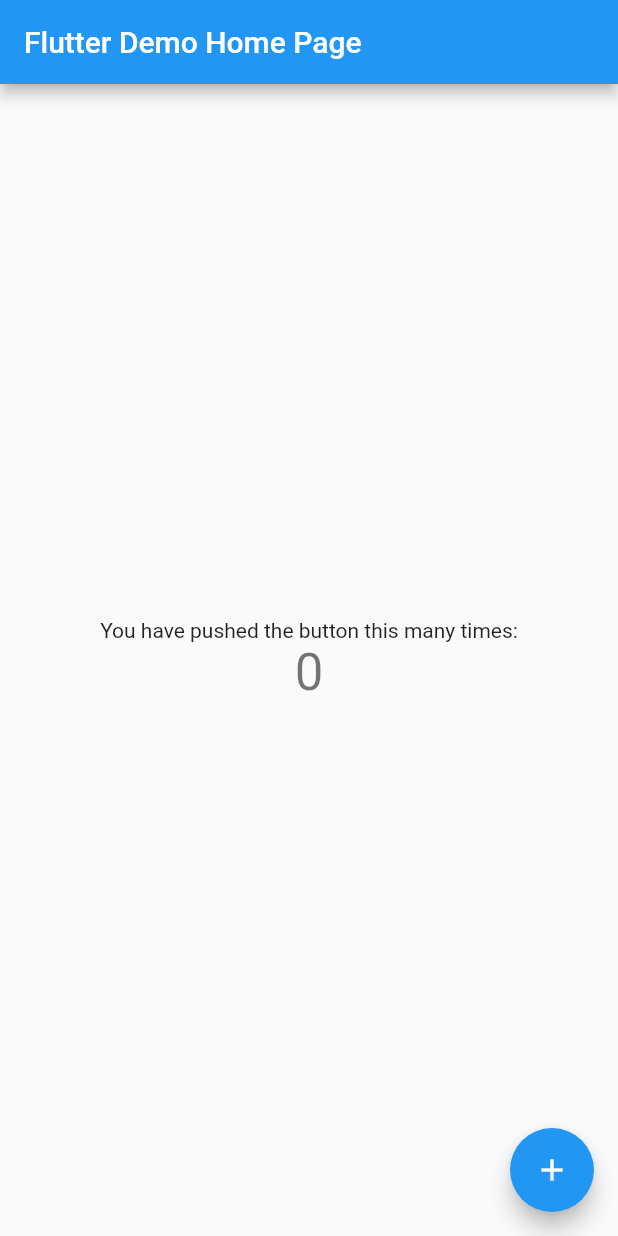
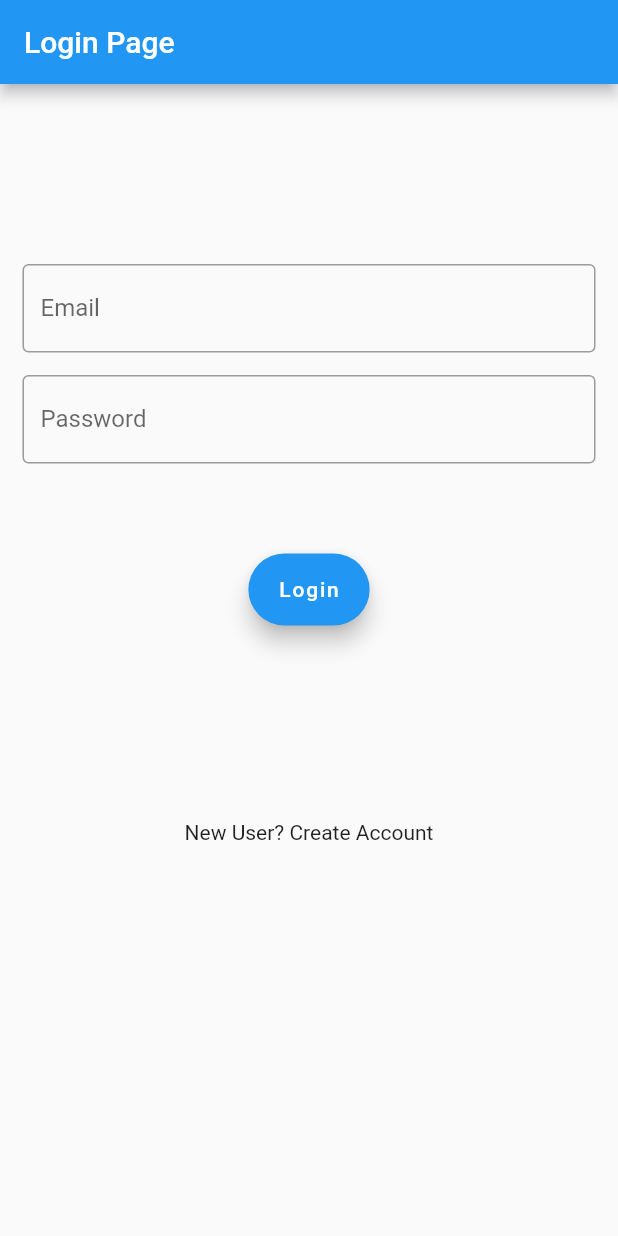
Before and after one commit to TColt/comp3310_project_1, a Flutter app: the screen it shows after launch, on a phone screen of 412 x 824 dp. Run offline on Flutter 3.47's test engine with Material 2 defaults, Android fonts, the light colour scheme and no system bars.

Commit message:
Login page

```diff
--- /dev/null
+++ b/lib/login/login.dart
@@ -0,0 +1,110 @@
+import 'package:flutter/material.dart';
+
+import '../mainpage/mainpage.dart';
+
+class LogInPage extends StatelessWidget {
+  const LogInPage({super.key});
+
+  @override
+  Widget build(BuildContext context) {
+    return const MaterialApp(
+      title: 'Login Page',
+      debugShowCheckedModeBanner: false,
+      home: Login(),
+    );
+  }
+}
+
+// Define a custom Form widget.
+class Login extends StatefulWidget {
+  const Login({super.key});
+
+  @override
+  State<Login> createState() => _LoginState();
+}
+
+// Define a corresponding State class.
+// This class holds the data related to the Form.
+class _LoginState extends State<Login> {
+  // Create a text controller and use it to retrieve the current value
+  // of the TextField.
+  final emailController = TextEditingController();
+  final passwordController = TextEditingController();
+  @override
+  void dispose() {
+    // Clean up the controller when the widget is disposed.
+    emailController.dispose();
+    super.dispose();
+  }
+
+  @override
+  Widget build(BuildContext context) {
+    return Scaffold(
+        appBar: AppBar(
+          title: const Text("Login Page"),
+        ),
+        body: Padding(
+          padding: const EdgeInsets.only(top: 60.0),
+          child: Column(
+            children: [
+              const Padding(
+                padding: EdgeInsets.only(top: 60.0),
+                child: Center(),
+              ),
+              Padding(
+                //padding: const EdgeInsets.only(left:15.0,right: 15.0,top:0,bottom: 0),
+                padding: const EdgeInsets.symmetric(horizontal: 15),
+                child: TextField(
+                  decoration: const InputDecoration(
+                      border: OutlineInputBorder(),
+                      labelText: 'Email',
+                      hintText: 'Enter valid email id as abc@gmail.com'),
+                  controller: emailController,
+                ),
+              ),
+              Padding(
+                padding: const EdgeInsets.only(
+                    left: 15.0, right: 15.0, top: 15, bottom: 0),
+                //padding: EdgeInsets.symmetric(horizontal: 15),
+                child: TextField(
+                  obscureText: true,
+                  decoration: const InputDecoration(
+                      border: OutlineInputBorder(),
+                      labelText: 'Password',
+                      hintText: 'Enter secure password'),
+                  controller: passwordController,
+                ),
+              ),
+              const Padding(
+                padding: EdgeInsets.only(top: 60.0),
+              ),
+              FloatingActionButton.extended(
+                onPressed: () {
+                  if (emailController.text == "user" &&
+                      passwordController.text == "password") {
+                    Navigator.push(context,
+                        MaterialPageRoute(builder: (_) => const mainpage()));
+                  } else {
+                    showDialog(
+                      context: context,
+                      builder: (context) {
+                        return const AlertDialog(
+                          // Retrieve the text the that user has entered by using the
+                          // TextEditingController.
+                          content: Text("Invalid user/password"),
+                        );
+                      },
+                    );
+                  }
+                },
+                label: const Text('Login'),
+              ),
+              const SizedBox(
+                height: 130,
+              ),
+              const Text('New User? Create Account')
+            ],
+          ),
+        ));
+  }
+}
--- a/lib/main.dart
+++ b/lib/main.dart
@@ -1,115 +1,7 @@
 import 'package:flutter/material.dart';
 
+import 'login/login.dart';
+
 void main() {
-  runApp(const MyApp());
+  runApp(const LogInPage());
 }
-
-class MyApp extends StatelessWidget {
-  const MyApp({super.key});
-
-  // This widget is the root of your application.
-  @override
-  Widget build(BuildContext context) {
-    return MaterialApp(
-      title: 'git test',
-      theme: ThemeData(
-        // This is the theme of your application.
-        //
-        // Try running your application with "flutter run". You'll see the
-        // application has a blue toolbar. Then, without quitting the app, try
-        // changing the primarySwatch below to Colors.green and then invoke
-        // "hot reload" (press "r" in the console where you ran "flutter run",
-        // or simply save your changes to "hot reload" in a Flutter IDE).
-        // Notice that the counter didn't reset back to zero; the application
-        // is not restarted.
-        primarySwatch: Colors.blue,
-      ),
-      home: const MyHomePage(title: 'Flutter Demo Home Page'),
-    );
-  }
-}
-
-class MyHomePage extends StatefulWidget {
-  const MyHomePage({super.key, required this.title});
-
-  // This widget is the home page of your application. It is stateful, meaning
-  // that it has a State object (defined below) that contains fields that affect
-  // how it looks.
-
-  // This class is the configuration for the state. It holds the values (in this
-  // case the title) provided by the parent (in this case the App widget) and
-  // used by the build method of the State. Fields in a Widget subclass are
-  // always marked "final".
-
-  final String title;
-
-  @override
-  State<MyHomePage> createState() => _MyHomePageState();
-}
-
-class _MyHomePageState extends State<MyHomePage> {
-  int _counter = 0;
-
-  void _incrementCounter() {
-    setState(() {
-      // This call to setState tells the Flutter framework that something has
-      // changed in this State, which causes it to rerun the build method below
-      // so that the display can reflect the updated values. If we changed
-      // _counter without calling setState(), then the build method would not be
-      // called again, and so nothing would appear to happen.
-      _counter++;
-    });
-  }
-
-  @override
-  Widget build(BuildContext context) {
-    // This method is rerun every time setState is called, for instance as done
-    // by the _incrementCounter method above.
-    //
-    // The Flutter framework has been optimized to make rerunning build methods
-    // fast, so that you can just rebuild anything that needs updating rather
-    // than having to individually change instances of widgets.
-    return Scaffold(
-      appBar: AppBar(
-        // Here we take the value from the MyHomePage object that was created by
-        // the App.build method, and use it to set our appbar title.
-        title: Text(widget.title),
-      ),
-      body: Center(
-        // Center is a layout widget. It takes a single child and positions it
-        // in the middle of the parent.
-        child: Column(
-          // Column is also a layout widget. It takes a list of children and
-          // arranges them vertically. By default, it sizes itself to fit its
-          // children horizontally, and tries to be as tall as its parent.
-          //
-          // Invoke "debug painting" (press "p" in the console, choose the
-          // "Toggle Debug Paint" action from the Flutter Inspector in Android
-          // Studio, or the "Toggle Debug Paint" command in Visual Studio Code)
-          // to see the wireframe for each widget.
-          //
-          // Column has various properties to control how it sizes itself and
-          // how it positions its children. Here we use mainAxisAlignment to
-          // center the children vertically; the main axis here is the vertical
-          // axis because Columns are vertical (the cross axis would be
-          // horizontal).
-          mainAxisAlignment: MainAxisAlignment.center,
-          children: <Widget>[
-            const Text(
-              'You have pushed the button this many times:',
-            ),
-            Text(
-              '$_counter',
-              style: Theme.of(context).textTheme.headlineMedium,
-            ),
-          ],
-        ),
-      ),
-      floatingActionButton: FloatingActionButton(
-        onPressed: _incrementCounter,
-        tooltip: 'Increment',
-        child: const Icon(Icons.add),
-      ), // This trailing comma makes auto-formatting nicer for build methods.
-    );
-  }
-}
```
Also changed, not shown: lib/mainpage/mainpage.dart (added, +111 -0 lines).
